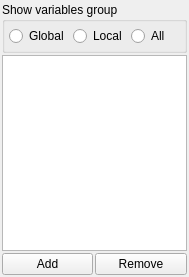
First picture: the form in Editor/main_window/dock/variables_box.ui, repository WohlSoft/Moondust-Project, before the edit.
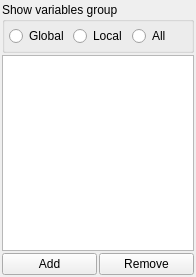
Second picture: the form after the edit.

```diff
--- a/Editor/main_window/dock/variables_box.ui
+++ b/Editor/main_window/dock/variables_box.ui
@@ -6,7 +6,7 @@
    <rect>
     <x>0</x>
     <y>0</y>
-    <width>189</width>
+    <width>196</width>
     <height>277</height>
    </rect>
   </property>
```
Left out of the diff: 2 changed lines with no effect on the pictures.
